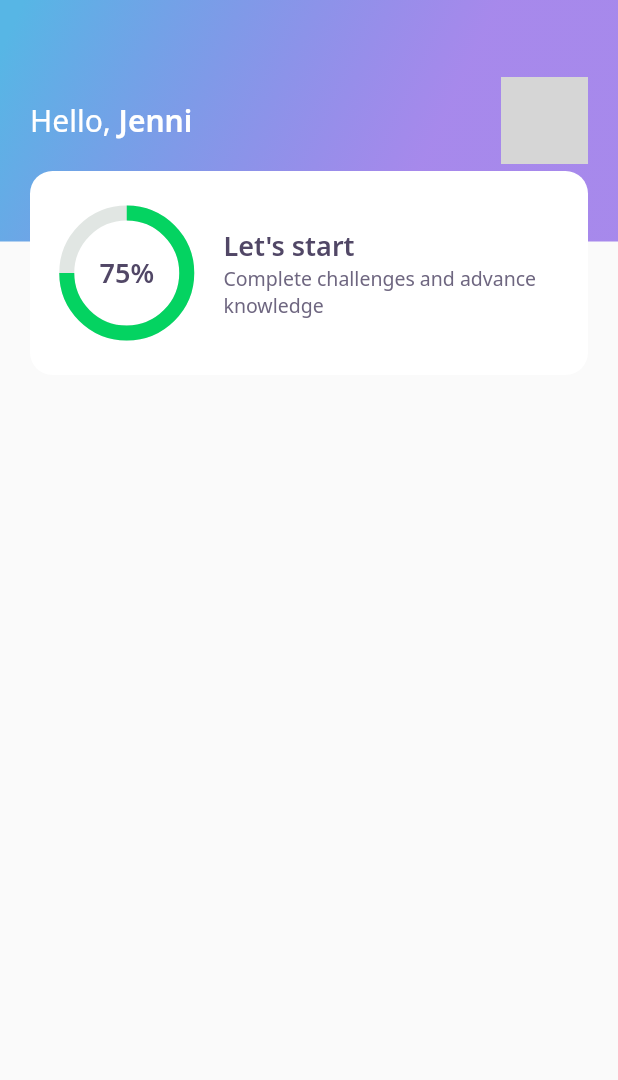
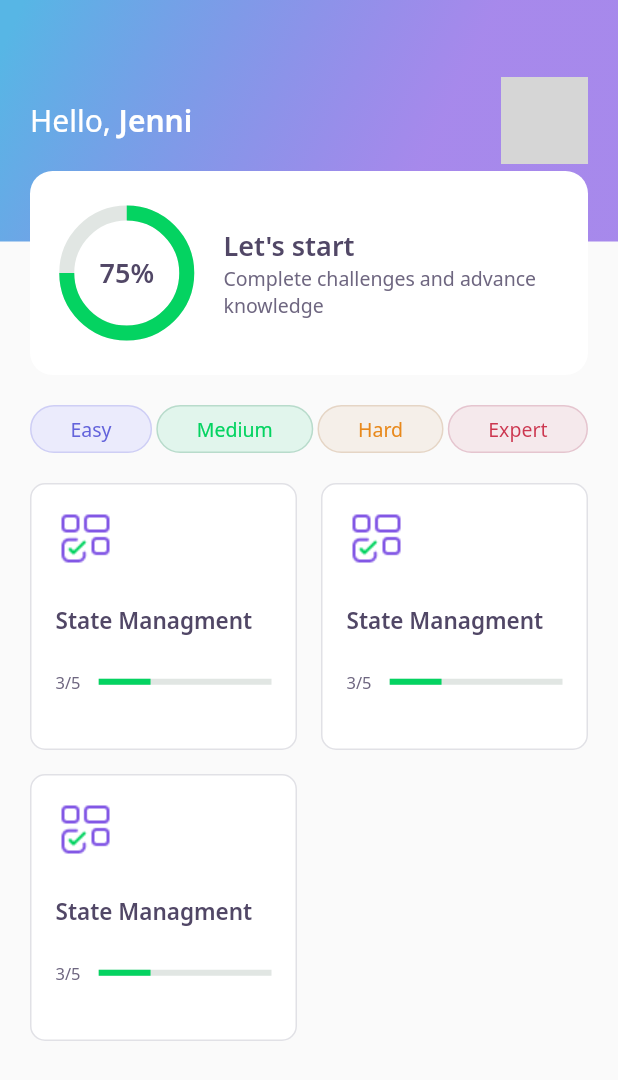
Before and after one commit to jennifertakagi/dev-quiz, a Flutter app: the HomePage screen opened directly, on a phone screen of 412 x 824 dp. Shown: the top 1080 px of the screen. Run offline on Flutter 3.47's test engine with Material 2 defaults, Android fonts, the phone set to English and light mode, and no system bars; our stand-ins replace google_fonts; network calls fail; grey boxes are pictures that could not be loaded.

Commit message:
feat: create HomePage

```diff
--- a/lib/core/app_widget.dart
+++ b/lib/core/app_widget.dart
@@ -1,4 +1,4 @@
-import 'package:DevQuiz/home/home_page.dart';
+import 'package:DevQuiz/challenge/challenge_page.dart';
 import 'package:flutter/material.dart';
 
 class AppWidget extends StatelessWidget {
@@ -6,7 +6,7 @@ class AppWidget extends StatelessWidget {
   Widget build(BuildContext context) {
     return MaterialApp(
       title: "DevQuiz",
-      home: HomePage(),
+      home: ChallengePage(),
     );
   }
 }
--- a/lib/home/home_page.dart
+++ b/lib/home/home_page.dart
@@ -1,8 +1,10 @@
 import 'package:DevQuiz/home/widgets/app_bar/app_bar_widget.dart';
+import 'package:DevQuiz/home/widgets/level_button/level_button_widget.dart';
+import 'package:DevQuiz/home/widgets/quiz_card/quiz_card_widget.dart';
 import 'package:flutter/material.dart';
 
 class HomePage extends StatefulWidget {
-  HomePage({Key? key}) : super(key: key);
+  const HomePage({Key? key}) : super(key: key);
 
   @override
   _HomePageState createState() => _HomePageState();
@@ -13,6 +15,50 @@ class _HomePageState extends State<HomePage> {
   Widget build(BuildContext context) {
     return Scaffold(
       appBar: AppBarWidget(),
+      body: Padding(
+        padding: const EdgeInsets.symmetric(
+          horizontal: 20,
+        ),
+        child: Column(
+          children: [
+            SizedBox(
+              height: 20,
+            ),
+            Row(
+              mainAxisAlignment: MainAxisAlignment.spaceBetween,
+              children: [
+                LevelButtonWidget(
+                  label: "Easy",
+                ),
+                LevelButtonWidget(
+                  label: "Medium",
+                ),
+                LevelButtonWidget(
+                  label: "Hard",
+                ),
+                LevelButtonWidget(
+                  label: "Expert",
+                ),
+              ],
+            ),
+            SizedBox(
+              height: 20,
+            ),
+            Expanded(
+              child: GridView.count(
+                crossAxisCount: 2,
+                crossAxisSpacing: 16,
+                mainAxisSpacing: 16,
+                children: [
+                  QuizCardWidget(),
+                  QuizCardWidget(),
+                  QuizCardWidget(),
+                ],
+              ),
+            ),
+          ],
+        ),
+      ),
     );
   }
 }
```
